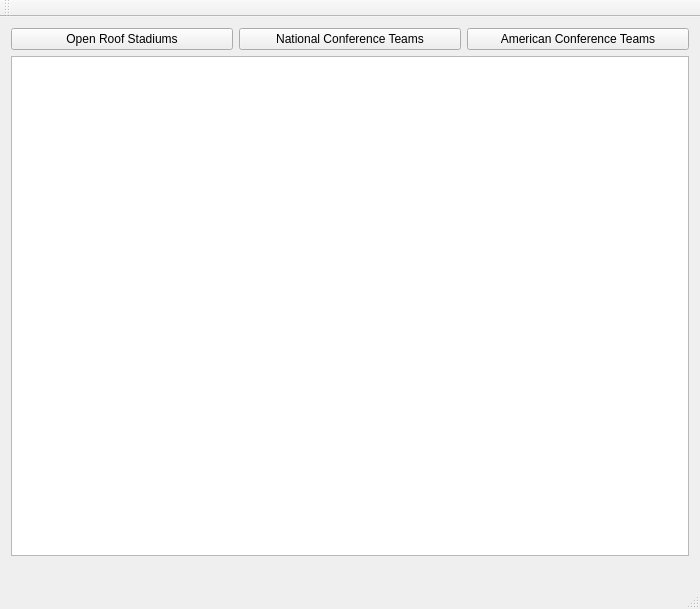
Old version of the form mainwindow.ui in the repository pkhodadoustan/NFLFootballTouring.
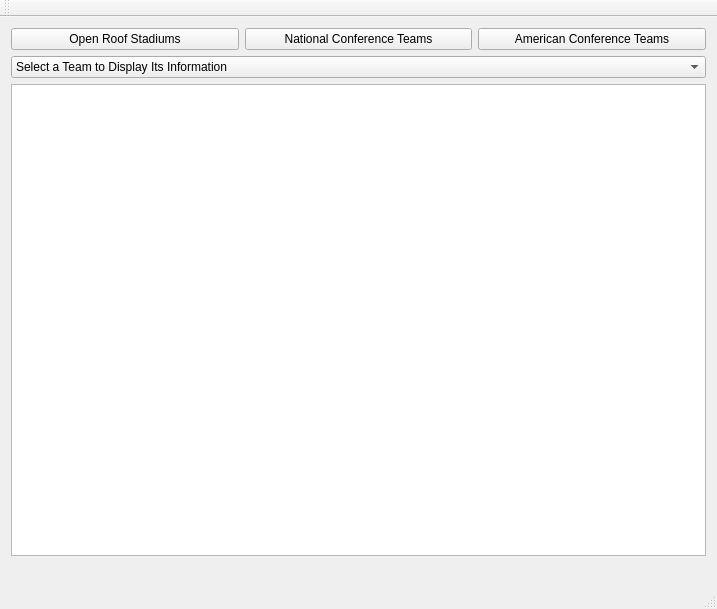
New version of the form.

Commit message: Display all the information related to a particular football team

Patch:
```diff
--- a/mainwindow.ui
+++ b/mainwindow.ui
@@ -6,7 +6,7 @@
    <rect>
     <x>0</x>
     <y>0</y>
-    <width>700</width>
+    <width>717</width>
     <height>609</height>
    </rect>
   </property>
@@ -40,6 +40,15 @@
       </item>
      </layout>
     </item>
+    <item>
+     <widget class="QComboBox" name="comboBox">
+      <item>
+       <property name="text">
+        <string>Select a Team to Display Its Information</string>
+       </property>
+      </item>
+     </widget>
+    </item>
     <item>
      <widget class="QTableView" name="Table"/>
     </item>
```
Left out of the diff: 4 changed lines with no effect on the pictures. The commit also changes 5 other files.
